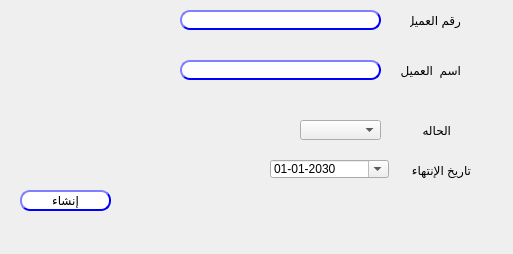
First picture: the form in presentation/loyalty_ui/createCustomerCard.ui, repository Hossam01/HyperPOS2020Design, before the edit.
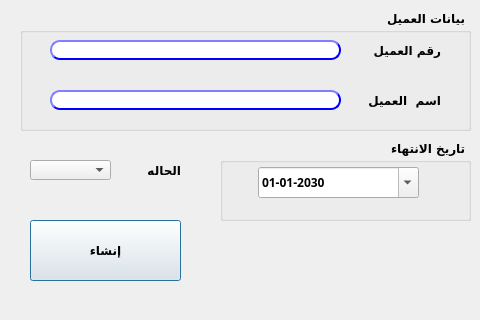
Second picture: the form after the edit.

The edit to the form file:
```diff
--- a/presentation/loyalty_ui/createCustomerCard.ui
+++ b/presentation/loyalty_ui/createCustomerCard.ui
@@ -6,10 +6,22 @@
    <rect>
     <x>0</x>
     <y>0</y>
-    <width>513</width>
-    <height>254</height>
+    <width>480</width>
+    <height>320</height>
    </rect>
   </property>
+  <property name="minimumSize">
+   <size>
+    <width>480</width>
+    <height>320</height>
+   </size>
+  </property>
+  <property name="maximumSize">
+   <size>
+    <width>480</width>
+    <height>320</height>
+   </size>
+  </property>
   <property name="windowTitle">
    <string>إنشاء كارت عميل</string>
   </property>
@@ -19,150 +31,47 @@
    </property>
    <property name="geometry">
     <rect>
-     <x>20</x>
-     <y>190</y>
-     <width>91</width>
-     <height>21</height>
+     <x>30</x>
+     <y>220</y>
+     <width>151</width>
+     <height>61</height>
     </rect>
    </property>
+   <property name="font">
+    <font>
+     <family>29LT Bukra Regular</family>
+     <pointsize>9</pointsize>
+     <weight>75</weight>
+     <bold>true</bold>
+    </font>
+   </property>
    <property name="styleSheet">
-    <string notr="true">QPushButton{
-                                        background-color: white;
-                                        border-style: outset;
-                                        border-width: 2px;
-                                        border-radius: 10px;
-                                        border-color: blue;
-                                        min-width:6em;
-                                       }
-                                        QPushButton:hover {
-                                        background: qradialgradient(
-                                        cx: 0.3, cy: -0.4, fx: 0.3, fy: -0.4,
-                                        radius: 1.35, stop: 0 #fff, stop: 1 #bbb
-                                        );
-                                        }
-                                        QPushButton:pressed {
-                                        border-style: inset;
-                                        background: qradialgradient(
-                                        cx: 0.4, cy: -0.1, fx: 0.4, fy: -0.1,
-                                        radius: 1.35, stop: 0 #fff, stop: 1 #ddd
-                                        );
-                                        }
-                                    
-                                    </string>
+    <string notr="true"/>
    </property>
    <property name="text">
     <string>إنشاء</string>
    </property>
   </widget>
-  <widget class="QLineEdit" name="LE_custNo">
-   <property name="geometry">
-    <rect>
-     <x>180</x>
-     <y>10</y>
-     <width>201</width>
-     <height>20</height>
-    </rect>
-   </property>
-   <property name="styleSheet">
-    <string notr="true">QLineEdit{
-                                        background-color: white;
-                                        border-style: outset;
-                                        border-width: 2px;
-                                        border-radius: 10px;
-                                        border-color: blue;
-                                        min-width: 6em;
-                                        }
-                                        QLineEdit:hover {
-                                        background: qradialgradient(
-                                        cx: 0.3, cy: -0.4, fx: 0.3, fy: -0.4,
-                                        radius: 1.35, stop: 0 #fff, stop: 1 #bbb
-                                        );
-                                        }
-                                       QLineEdit:pressed {
-                                        border-style: inset;
-                                        background: qradialgradient(
-                                        cx: 0.4, cy: -0.1, fx: 0.4, fy: -0.1,
-                                        radius: 1.35, stop: 0 #fff, stop: 1 #ddd
-                                        );
-                                        }
-                                    </string>
-   </property>
-  </widget>
-  <widget class="QLabel" name="label_15">
-   <property name="geometry">
-    <rect>
-     <x>400</x>
-     <y>60</y>
-     <width>61</width>
-     <height>20</height>
-    </rect>
-   </property>
-   <property name="text">
-    <string>اسم  العميل</string>
-   </property>
-  </widget>
-  <widget class="QLabel" name="label_14">
-   <property name="geometry">
-    <rect>
-     <x>410</x>
-     <y>10</y>
-     <width>51</width>
-     <height>20</height>
-    </rect>
-   </property>
-   <property name="text">
-    <string>رقم العميل</string>
-   </property>
-  </widget>
-  <widget class="QLineEdit" name="LE_custName">
-   <property name="enabled">
-    <bool>false</bool>
-   </property>
-   <property name="geometry">
-    <rect>
-     <x>180</x>
-     <y>60</y>
-     <width>201</width>
-     <height>20</height>
-    </rect>
-   </property>
-   <property name="styleSheet">
-    <string notr="true">QLineEdit{
-                                        background-color: white;
-                                        border-style: outset;
-                                        border-width: 2px;
-                                        border-radius: 10px;
-                                        border-color: blue;
-                                        min-width: 6em;
-                                        }
-                                        QLineEdit:hover {
-                                        background: qradialgradient(
-                                        cx: 0.3, cy: -0.4, fx: 0.3, fy: -0.4,
-                                        radius: 1.35, stop: 0 #fff, stop: 1 #bbb
-                                        );
-                                        }
-                                       QLineEdit:pressed {
-                                        border-style: inset;
-                                        background: qradialgradient(
-                                        cx: 0.4, cy: -0.1, fx: 0.4, fy: -0.1,
-                                        radius: 1.35, stop: 0 #fff, stop: 1 #ddd
-                                        );
-                                        }
-                                    </string>
-   </property>
-  </widget>
   <widget class="QComboBox" name="CMB_status">
    <property name="enabled">
     <bool>true</bool>
    </property>
    <property name="geometry">
     <rect>
-     <x>300</x>
-     <y>120</y>
+     <x>30</x>
+     <y>160</y>
      <width>81</width>
      <height>20</height>
     </rect>
    </property>
+   <property name="font">
+    <font>
+     <family>29LT Bukra Regular</family>
+     <pointsize>9</pointsize>
+     <weight>75</weight>
+     <bold>true</bold>
+    </font>
+   </property>
   </widget>
   <widget class="QLabel" name="label_16">
    <property name="enabled">
@@ -170,57 +79,237 @@
    </property>
    <property name="geometry">
     <rect>
-     <x>410</x>
-     <y>120</y>
+     <x>140</x>
+     <y>160</y>
      <width>41</width>
      <height>20</height>
     </rect>
    </property>
+   <property name="font">
+    <font>
+     <family>29LT Bukra Regular</family>
+     <pointsize>9</pointsize>
+     <weight>75</weight>
+     <bold>true</bold>
+    </font>
+   </property>
    <property name="text">
     <string>الحاله</string>
    </property>
   </widget>
-  <widget class="QLabel" name="label_9">
+  <widget class="QGroupBox" name="groupBox">
    <property name="geometry">
     <rect>
-     <x>390</x>
-     <y>160</y>
-     <width>81</width>
-     <height>20</height>
+     <x>20</x>
+     <y>10</y>
+     <width>451</width>
+     <height>121</height>
     </rect>
    </property>
-   <property name="text">
-    <string>تاريخ الإنتهاء</string>
+   <property name="font">
+    <font>
+     <family>29LT Bukra Regular</family>
+     <pointsize>9</pointsize>
+     <weight>75</weight>
+     <bold>true</bold>
+    </font>
    </property>
+   <property name="layoutDirection">
+    <enum>Qt::RightToLeft</enum>
+   </property>
+   <property name="title">
+    <string>بيانات العميل</string>
+   </property>
+   <widget class="QLineEdit" name="LE_custName">
+    <property name="enabled">
+     <bool>false</bool>
+    </property>
+    <property name="geometry">
+     <rect>
+      <x>30</x>
+      <y>80</y>
+      <width>291</width>
+      <height>20</height>
+     </rect>
+    </property>
+    <property name="font">
+     <font>
+      <family>29LT Bukra Regular</family>
+      <pointsize>9</pointsize>
+      <weight>75</weight>
+      <bold>true</bold>
+     </font>
+    </property>
+    <property name="styleSheet">
+     <string notr="true">QLineEdit{
+                                        background-color: white;
+                                        border-style: outset;
+                                        border-width: 2px;
+                                        border-radius: 10px;
+                                        border-color: blue;
+                                        min-width: 6em;
+                                        }
+                                        QLineEdit:hover {
+                                        background: qradialgradient(
+                                        cx: 0.3, cy: -0.4, fx: 0.3, fy: -0.4,
+                                        radius: 1.35, stop: 0 #fff, stop: 1 #bbb
+                                        );
+                                        }
+                                       QLineEdit:pressed {
+                                        border-style: inset;
+                                        background: qradialgradient(
+                                        cx: 0.4, cy: -0.1, fx: 0.4, fy: -0.1,
+                                        radius: 1.35, stop: 0 #fff, stop: 1 #ddd
+                                        );
+                                        }
+                                    </string>
+    </property>
+   </widget>
+   <widget class="QLabel" name="label_14">
+    <property name="geometry">
+     <rect>
+      <x>340</x>
+      <y>30</y>
+      <width>81</width>
+      <height>20</height>
+     </rect>
+    </property>
+    <property name="font">
+     <font>
+      <family>29LT Bukra Regular</family>
+      <pointsize>9</pointsize>
+      <weight>75</weight>
+      <bold>true</bold>
+     </font>
+    </property>
+    <property name="text">
+     <string>رقم العميل</string>
+    </property>
+   </widget>
+   <widget class="QLabel" name="label_15">
+    <property name="geometry">
+     <rect>
+      <x>330</x>
+      <y>80</y>
+      <width>91</width>
+      <height>20</height>
+     </rect>
+    </property>
+    <property name="font">
+     <font>
+      <family>29LT Bukra Regular</family>
+      <pointsize>9</pointsize>
+      <weight>75</weight>
+      <bold>true</bold>
+     </font>
+    </property>
+    <property name="text">
+     <string>اسم  العميل</string>
+    </property>
+   </widget>
+   <widget class="QLineEdit" name="LE_custNo">
+    <property name="geometry">
+     <rect>
+      <x>30</x>
+      <y>30</y>
+      <width>291</width>
+      <height>20</height>
+     </rect>
+    </property>
+    <property name="font">
+     <font>
+      <family>29LT Bukra Regular</family>
+      <pointsize>9</pointsize>
+      <weight>75</weight>
+      <bold>true</bold>
+     </font>
+    </property>
+    <property name="styleSheet">
+     <string notr="true">QLineEdit{
+                                        background-color: white;
+                                        border-style: outset;
+                                        border-width: 2px;
+                                        border-radius: 10px;
+                                        border-color: blue;
+                                        min-width: 6em;
+                                        }
+                                        QLineEdit:hover {
+                                        background: qradialgradient(
+                                        cx: 0.3, cy: -0.4, fx: 0.3, fy: -0.4,
+                                        radius: 1.35, stop: 0 #fff, stop: 1 #bbb
+                                        );
+                                        }
+                                       QLineEdit:pressed {
+                                        border-style: inset;
+                                        background: qradialgradient(
+                                        cx: 0.4, cy: -0.1, fx: 0.4, fy: -0.1,
+                                        radius: 1.35, stop: 0 #fff, stop: 1 #ddd
+                                        );
+                                        }
+                                    </string>
+    </property>
+   </widget>
   </widget>
-  <widget class="QDateEdit" name="expire_date">
-   <property name="enabled">
-    <bool>true</bool>
-   </property>
+  <widget class="QGroupBox" name="groupBox_2">
    <property name="geometry">
     <rect>
-     <x>270</x>
-     <y>160</y>
-     <width>119</width>
-     <height>18</height>
+     <x>220</x>
+     <y>140</y>
+     <width>251</width>
+     <height>81</height>
     </rect>
    </property>
+   <property name="font">
+    <font>
+     <family>29LT Bukra Regular</family>
+     <pointsize>9</pointsize>
+     <weight>75</weight>
+     <bold>true</bold>
+    </font>
+   </property>
    <property name="layoutDirection">
-    <enum>Qt::LeftToRight</enum>
+    <enum>Qt::RightToLeft</enum>
    </property>
-   <property name="displayFormat">
-    <string>dd-MM-yyyy</string>
+   <property name="title">
+    <string>تاريخ الانتهاء</string>
    </property>
-   <property name="calendarPopup">
-    <bool>true</bool>
-   </property>
-   <property name="date">
-    <date>
-     <year>2030</year>
-     <month>1</month>
-     <day>1</day>
-    </date>
-   </property>
+   <widget class="QDateEdit" name="expire_date">
+    <property name="enabled">
+     <bool>true</bool>
+    </property>
+    <property name="geometry">
+     <rect>
+      <x>38</x>
+      <y>27</y>
+      <width>161</width>
+      <height>31</height>
+     </rect>
+    </property>
+    <property name="font">
+     <font>
+      <family>29LT Bukra Regular</family>
+      <pointsize>9</pointsize>
+      <weight>75</weight>
+      <bold>true</bold>
+     </font>
+    </property>
+    <property name="layoutDirection">
+     <enum>Qt::LeftToRight</enum>
+    </property>
+    <property name="displayFormat">
+     <string>dd-MM-yyyy</string>
+    </property>
+    <property name="calendarPopup">
+     <bool>true</bool>
+    </property>
+    <property name="date">
+     <date>
+      <year>2030</year>
+      <month>1</month>
+      <day>1</day>
+     </date>
+    </property>
+   </widget>
   </widget>
  </widget>
  <resources/>
```
